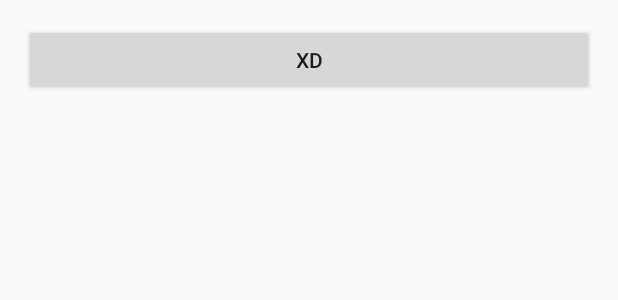
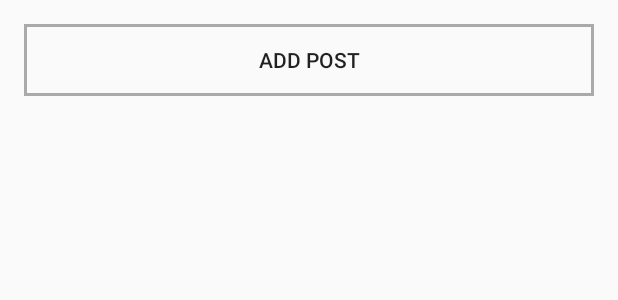
Before and after one commit to Mokkants/DogeAppMobile, an Android app: the layout fragment_timeline.xml on its own in the app's theme, with its tools: preview values and no code run, on a phone screen of 412 x 824 dp. Shown: the top 300 px of the screen. Run offline under Robolectric (Android 15) with nearby library versions, the phone set to English and light mode, and no system bars; network calls fail.

```diff
--- a/app/src/main/java/com/doge/dogeapp/Activities/LoginActivity.java
+++ b/app/src/main/java/com/doge/dogeapp/Activities/LoginActivity.java
@@ -231,8 +231,6 @@ public class LoginActivity extends AppCompatActivity implements LoaderCallbacks<
             mProgressView.setVisibility(show ? View.VISIBLE : View.GONE);
             mLoginFormView.setVisibility(show ? View.GONE : View.VISIBLE);
         }
-
-
     }
 
     @RequiresApi(api = Build.VERSION_CODES.ICE_CREAM_SANDWICH)
--- /dev/null
+++ b/app/src/main/res/drawable/border.xml
@@ -0,0 +1,7 @@
+<?xml version="1.0" encoding="utf-8"?>
+<shape xmlns:android="http://schemas.android.com/apk/res/android"
+    android:shape="rectangle">
+    <stroke
+        android:width="2dip"
+        android:color="@android:color/darker_gray" />
+</shape>
--- a/app/src/main/res/layout/fragment_timeline.xml
+++ b/app/src/main/res/layout/fragment_timeline.xml
@@ -13,9 +13,33 @@
 
     <!-- Login progress -->
 
-    <Button
-        android:id="@+id/button"
+    <ProgressBar
+        android:id="@+id/getposts_progress"
+        style="?android:attr/progressBarStyleLarge"
         android:layout_width="match_parent"
         android:layout_height="wrap_content"
-        android:text="XD" />
+        android:layout_marginBottom="8dp"
+        android:visibility="gone" />
+
+    <ScrollView
+        android:id="@+id/posts_list"
+        android:layout_width="match_parent"
+        android:layout_height="match_parent">
+
+        <LinearLayout
+            android:id="@+id/lin"
+            android:layout_width="match_parent"
+            android:layout_height="wrap_content"
+            android:orientation="vertical">
+
+            <Button
+                android:id="@+id/button"
+                android:layout_width="match_parent"
+                android:layout_height="wrap_content"
+                android:layout_marginBottom="15dp"
+                android:background="@drawable/border"
+                android:text="Add Post" />
+        </LinearLayout>
+    </ScrollView>
+
 </LinearLayout>
```
Also changed, not shown: app/src/main/java/com/doge/dogeapp/Fragments/TimelineFragment.java (+98 -5 lines), app/src/main/java/com/doge/dogeapp/Models/Post.java (+32 -0 lines), app/src/main/java/com/doge/dogeapp/Models/User.java (+11 -4 lines), app/src/main/res/layout/fragment_post.xml (added, +51 -0 lines).
